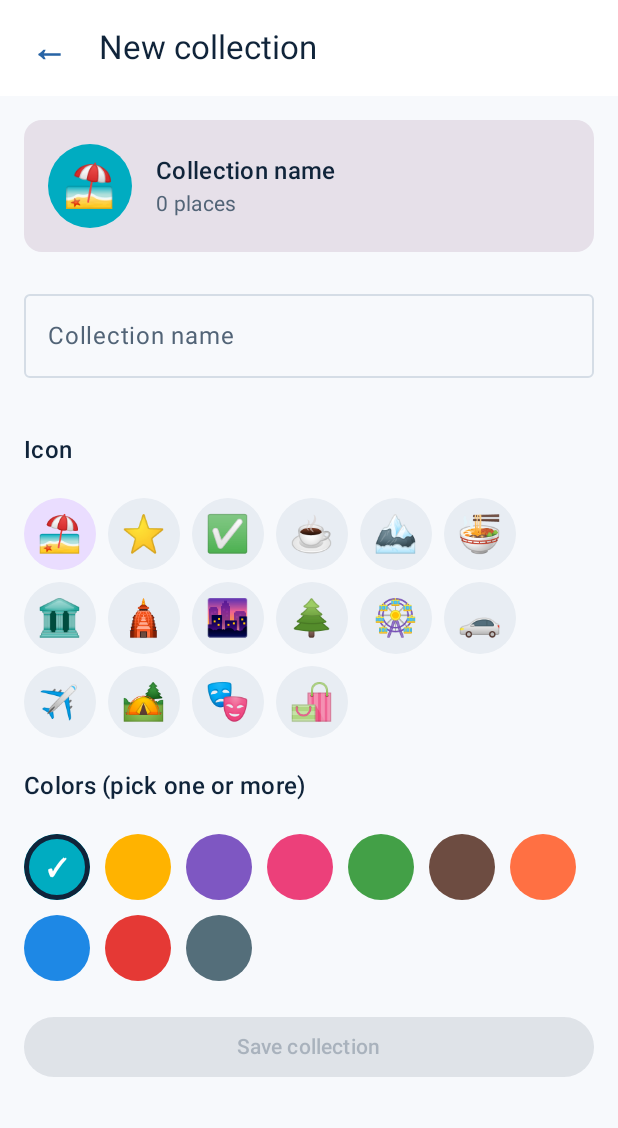
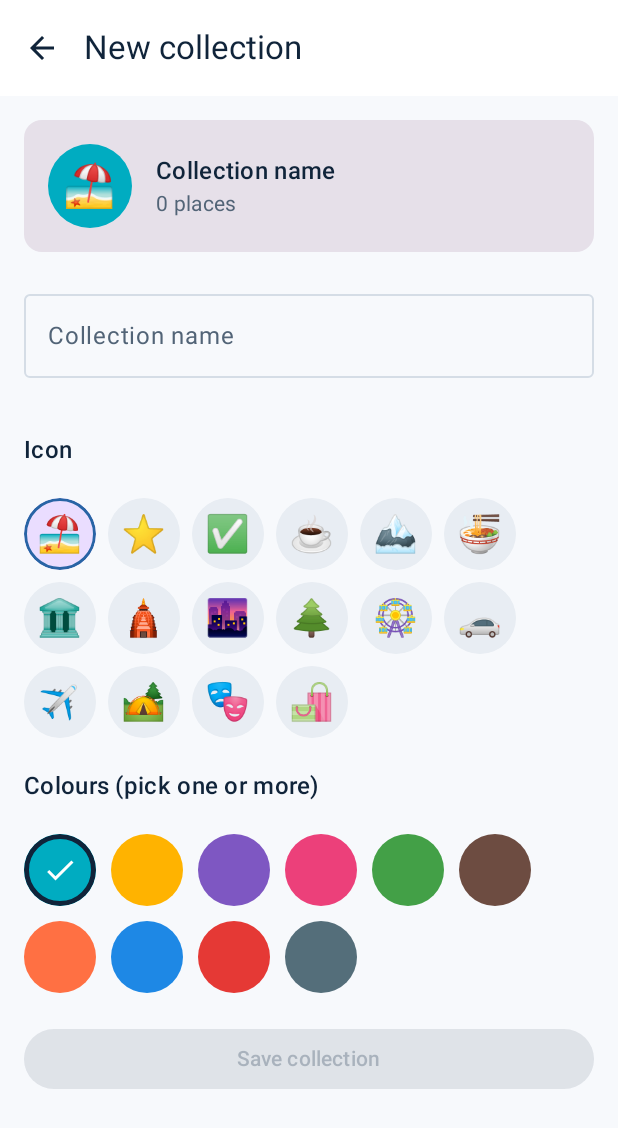
Before and after one commit to kotharibhavik03/Wanderlist, an Android app built with Jetpack Compose: the composable CreateCollectionScreen shown on its own in the app's theme, on a phone screen of 412 x 824 dp. Shown: the top 1128 px of the screen. Run offline under Robolectric (Android 15) with nearby library versions, the phone set to English and light mode, and no system bars.

Commit message:
feat: make Create Collection accessible and fix dark-mode background
- Icon picker is a radio group and colour picker a set of checkboxes,
  each with a spoken label (CollectionOption value + label).
- Back is an icon button; section titles are headings; 48dp targets.
- Selected-colour tick picks black or white by swatch luminance.
- Remove the Color.White background AppNavigation painted behind
  every screen, so dark mode uses the theme background.
- Rename CollecitonOptions.kt to CollectionOptions.kt.

Co-Authored-By: Claude Opus 5.5 <noreply@anthropic.com>

```diff
--- a/shared/src/commonMain/kotlin/com/rizz/wanderlist/navigation/AppNavigation.kt
+++ b/shared/src/commonMain/kotlin/com/rizz/wanderlist/navigation/AppNavigation.kt
@@ -1,7 +1,6 @@
 
 package com.rizz.wanderlist.navigation
 
-import androidx.compose.foundation.background
 import androidx.compose.foundation.layout.Box
 import androidx.compose.foundation.layout.consumeWindowInsets
 import androidx.compose.foundation.layout.fillMaxSize
@@ -20,7 +19,6 @@ import androidx.compose.material3.Text
 import androidx.compose.runtime.Composable
 import androidx.compose.ui.Alignment
 import androidx.compose.ui.Modifier
-import androidx.compose.ui.graphics.Color
 import androidx.lifecycle.viewmodel.navigation3.rememberViewModelStoreNavEntryDecorator
 import androidx.navigation3.runtime.NavKey
 import androidx.navigation3.runtime.entryProvider
@@ -141,9 +139,7 @@ fun AppNavigation(onSignOut: () -> Unit) {
                     )
                 }
             }
-        },
-        modifier = Modifier
-            .background(Color.White)
+        }
     ) { innerPadding ->
         NavDisplay(
             modifier = Modifier
--- a/shared/src/commonMain/kotlin/com/rizz/wanderlist/views/collection/CollecitonOptions.kt
+++ /dev/null
@@ -1,13 +0,0 @@
-package com.rizz.wanderlist.views.collection
-
-object CollectionOptions {
-    val icons = listOf(
-        "🏖️", "⭐", "✅", "☕", "🏔️", "🍜", "🏛️", "🛕",
-        "🌆", "🌲", "🎡", "🚗", "✈️", "🏕️", "🎭", "🛍️"
-    )
-
-    val colors = listOf<Long>(
-        0xFF00ACC1, 0xFFFFB300, 0xFF7E57C2, 0xFFEC407A, 0xFF43A047,
-        0xFF6D4C41, 0xFFFF7043, 0xFF1E88E5, 0xFFE53935, 0xFF546E7A
-    )
-}
--- /dev/null
+++ b/shared/src/commonMain/kotlin/com/rizz/wanderlist/views/collection/CollectionOptions.kt
@@ -0,0 +1,38 @@
+package com.rizz.wanderlist.views.collection
+
+/** One choice in the Create Collection pickers: the stored [value] and a [label] for screen readers. */
+data class CollectionOption<T>(val value: T, val label: String)
+
+object CollectionOptions {
+    val icons = listOf(
+        CollectionOption("🏖️", "Beach"),
+        CollectionOption("⭐", "Star"),
+        CollectionOption("✅", "Check mark"),
+        CollectionOption("☕", "Coffee"),
+        CollectionOption("🏔️", "Mountain"),
+        CollectionOption("🍜", "Food"),
+        CollectionOption("🏛️", "Museum"),
+        CollectionOption("🛕", "Temple"),
+        CollectionOption("🌆", "City"),
+        CollectionOption("🌲", "Forest"),
+        CollectionOption("🎡", "Fun fair"),
+        CollectionOption("🚗", "Road trip"),
+        CollectionOption("✈️", "Flight"),
+        CollectionOption("🏕️", "Camping"),
+        CollectionOption("🎭", "Theatre"),
+        CollectionOption("🛍️", "Shopping")
+    )
+
+    val colors = listOf<CollectionOption<Long>>(
+        CollectionOption(0xFF00ACC1, "Cyan"),
+        CollectionOption(0xFFFFB300, "Amber"),
+        CollectionOption(0xFF7E57C2, "Purple"),
+        CollectionOption(0xFFEC407A, "Pink"),
+        CollectionOption(0xFF43A047, "Green"),
+        CollectionOption(0xFF6D4C41, "Brown"),
+        CollectionOption(0xFFFF7043, "Orange"),
+        CollectionOption(0xFF1E88E5, "Blue"),
+        CollectionOption(0xFFE53935, "Red"),
+        CollectionOption(0xFF546E7A, "Blue grey")
+    )
+}
--- a/shared/src/commonMain/kotlin/com/rizz/wanderlist/views/collection/CreateCollectionScreen.kt
+++ b/shared/src/commonMain/kotlin/com/rizz/wanderlist/views/collection/CreateCollectionScreen.kt
@@ -2,18 +2,46 @@ package com.rizz.wanderlist.views.collection
 
 import androidx.compose.foundation.background
 import androidx.compose.foundation.border
-import androidx.compose.foundation.clickable
-import androidx.compose.foundation.layout.*
+import androidx.compose.foundation.layout.Arrangement
+import androidx.compose.foundation.layout.Box
+import androidx.compose.foundation.layout.Column
+import androidx.compose.foundation.layout.ExperimentalLayoutApi
+import androidx.compose.foundation.layout.FlowRow
+import androidx.compose.foundation.layout.fillMaxWidth
+import androidx.compose.foundation.layout.padding
+import androidx.compose.foundation.layout.size
 import androidx.compose.foundation.rememberScrollState
+import androidx.compose.foundation.selection.selectable
+import androidx.compose.foundation.selection.selectableGroup
+import androidx.compose.foundation.selection.toggleable
 import androidx.compose.foundation.shape.CircleShape
 import androidx.compose.foundation.verticalScroll
-import androidx.compose.material3.*
-import androidx.compose.runtime.*
+import androidx.compose.material.icons.Icons
+import androidx.compose.material.icons.automirrored.filled.ArrowBack
+import androidx.compose.material.icons.filled.Check
+import androidx.compose.material3.Button
+import androidx.compose.material3.ExperimentalMaterial3Api
+import androidx.compose.material3.Icon
+import androidx.compose.material3.IconButton
+import androidx.compose.material3.MaterialTheme
+import androidx.compose.material3.OutlinedTextField
+import androidx.compose.material3.Scaffold
+import androidx.compose.material3.Text
+import androidx.compose.material3.TopAppBar
+import androidx.compose.runtime.Composable
+import androidx.compose.runtime.LaunchedEffect
+import androidx.compose.runtime.getValue
+import androidx.compose.runtime.rememberUpdatedState
 import androidx.compose.ui.Alignment
 import androidx.compose.ui.Modifier
 import androidx.compose.ui.draw.clip
 import androidx.compose.ui.graphics.Color
-import androidx.compose.ui.text.font.FontWeight
+import androidx.compose.ui.graphics.luminance
+import androidx.compose.ui.semantics.Role
+import androidx.compose.ui.semantics.clearAndSetSemantics
+import androidx.compose.ui.semantics.contentDescription
+import androidx.compose.ui.semantics.heading
+import androidx.compose.ui.semantics.semantics
 import androidx.compose.ui.unit.dp
 import androidx.compose.ui.unit.sp
 import androidx.lifecycle.compose.collectAsStateWithLifecycle
@@ -49,7 +77,7 @@ fun CreateCollectionRoute(
     )
 }
 
-@OptIn(ExperimentalMaterial3Api::class, ExperimentalLayoutApi::class)
+@OptIn(ExperimentalMaterial3Api::class)
 @Composable
 fun CreateCollectionScreen(
     uiState: CreateCollectionUiState,
@@ -64,7 +92,9 @@ fun CreateCollectionScreen(
             TopAppBar(
                 title = { Text("New collection") },
                 navigationIcon = {
-                    TextButton(onClick = onBack) { Text("←", fontSize = 24.sp, fontWeight = FontWeight.Bold) }
+                    IconButton(onClick = onBack) {
+                        Icon(Icons.AutoMirrored.Filled.ArrowBack, contentDescription = "Back")
+                    }
                 }
             )
         }
@@ -96,55 +126,11 @@ fun CreateCollectionScreen(
                 modifier = Modifier.fillMaxWidth()
             )
 
-            Text("Icon", style = MaterialTheme.typography.titleMedium)
-            FlowRow(
-                horizontalArrangement = Arrangement.spacedBy(8.dp),
-                verticalArrangement = Arrangement.spacedBy(8.dp)
-            ) {
-                CollectionOptions.icons.forEach { icon ->
-                    val isSelected = icon == uiState.icon
-                    Box(
-                        modifier = Modifier
-                            .size(48.dp)
-                            .clip(CircleShape)
-                            .background(
-                                if (isSelected) MaterialTheme.colorScheme.primaryContainer
-                                else MaterialTheme.colorScheme.surfaceVariant
-                            )
-                            .clickable { onIconSelected(icon) },
-                        contentAlignment = Alignment.Center
-                    ) {
-                        Text(icon, fontSize = 24.sp)
-                    }
-                }
-            }
+            SectionTitle("Icon")
+            IconPicker(selected = uiState.icon, onSelect = onIconSelected)
 
-            Text("Colors (pick one or more)", style = MaterialTheme.typography.titleMedium)
-            FlowRow(
-                horizontalArrangement = Arrangement.spacedBy(10.dp),
-                verticalArrangement = Arrangement.spacedBy(10.dp)
-            ) {
-                CollectionOptions.colors.forEach { colorValue ->
-                    val isSelected = colorValue in uiState.colors
-                    Box(
-                        modifier = Modifier
-                            .size(44.dp)
-                            .clip(CircleShape)
-                            .background(Color(colorValue))
-                            .then(
-                                if (isSelected)
-                                    Modifier.border(3.dp, MaterialTheme.colorScheme.onSurface, CircleShape)
-                                else Modifier
-                            )
-                            .clickable { onColorToggled(colorValue) },
-                        contentAlignment = Alignment.Center
-                    ) {
-                        if (isSelected) {
-                            Text("✓", color = Color.White, fontWeight = FontWeight.Bold)
-                        }
-                    }
-                }
-            }
+            SectionTitle("Colours (pick one or more)")
+            ColorPicker(selected = uiState.colors, onToggle = onColorToggled)
 
             Button(
                 onClick = onSaveClick,
@@ -157,9 +143,100 @@ fun CreateCollectionScreen(
     }
 }
 
+@Composable
+private fun SectionTitle(text: String) {
+    Text(
+        text,
+        style = MaterialTheme.typography.titleMedium,
+        modifier = Modifier.semantics { heading() }
+    )
+}
+
+/** Single choice, so each option is a radio button to screen readers. */
+@OptIn(ExperimentalLayoutApi::class)
+@Composable
+private fun IconPicker(selected: String, onSelect: (String) -> Unit) {
+    FlowRow(
+        modifier = Modifier.selectableGroup(),
+        horizontalArrangement = Arrangement.spacedBy(8.dp),
+        verticalArrangement = Arrangement.spacedBy(8.dp)
+    ) {
+        CollectionOptions.icons.forEach { option ->
+            val isSelected = option.value == selected
+            Box(
+                modifier = Modifier
+                    .size(48.dp)
+                    .clip(CircleShape)
+                    .background(
+                        if (isSelected) MaterialTheme.colorScheme.primaryContainer
+                        else MaterialTheme.colorScheme.surfaceVariant
+                    )
+                    .then(
+                        if (isSelected) Modifier.border(2.dp, MaterialTheme.colorScheme.primary, CircleShape)
+                        else Modifier
+                    )
+                    .selectable(
+                        selected = isSelected,
+                        onClick = { onSelect(option.value) },
+                        role = Role.RadioButton
+                    )
+                    .semantics { contentDescription = option.label },
+                contentAlignment = Alignment.Center
+            ) {
+                // The label above is read instead of the raw emoji.
+                Text(option.value, fontSize = 24.sp, modifier = Modifier.clearAndSetSemantics { })
+            }
+        }
+    }
+}
+
+/** Multiple choice, so each swatch is a checkbox to screen readers. */
+@OptIn(ExperimentalLayoutApi::class)
+@Composable
+private fun ColorPicker(selected: List<Long>, onToggle: (Long) -> Unit) {
+    FlowRow(
+        horizontalArrangement = Arrangement.spacedBy(10.dp),
+        verticalArrangement = Arrangement.spacedBy(10.dp)
+    ) {
+        CollectionOptions.colors.forEach { option ->
+            val swatch = Color(option.value)
+            val isSelected = option.value in selected
+            Box(
+                modifier = Modifier
+                    .size(48.dp)
+                    .clip(CircleShape)
+                    .background(swatch)
+                    .then(
+                        if (isSelected) Modifier.border(3.dp, MaterialTheme.colorScheme.onSurface, CircleShape)
+                        else Modifier
+                    )
+                    .toggleable(
+                        value = isSelected,
+                        onValueChange = { onToggle(option.value) },
+                        role = Role.Checkbox
+                    )
+                    .semantics { contentDescription = option.label },
+                contentAlignment = Alignment.Center
+            ) {
+                if (isSelected) {
+                    Icon(
+                        Icons.Default.Check,
+                        contentDescription = null, // the checkbox state is already announced
+                        tint = contrastingTint(swatch)
+                    )
+                }
+            }
+        }
+    }
+}
+
+/** Black on light swatches (amber), white on dark ones (blue), so the tick is always visible. */
+private fun contrastingTint(background: Color): Color =
+    if (background.luminance() > 0.5f) Color.Black else Color.White
+
 private fun CollectionError.toMessage(): String = when (this) {
     CollectionError.NameBlank -> "Please enter a name"
     CollectionError.NameTooLong ->
         "Use ${CreateCollectionUseCase.MAX_NAME_LENGTH} characters or fewer"
-    CollectionError.NoColor -> "Pick at least one color"
+    CollectionError.NoColor -> "Pick at least one colour"
 }
--- a/shared/src/commonMain/kotlin/com/rizz/wanderlist/views/collection/CreateCollectionViewModel.kt
+++ b/shared/src/commonMain/kotlin/com/rizz/wanderlist/views/collection/CreateCollectionViewModel.kt
@@ -16,8 +16,8 @@ import kotlinx.coroutines.launch
 
 data class CreateCollectionUiState(
     val name: String = "",
-    val icon: String = CollectionOptions.icons.first(),
-    val colors: List<Long> = listOf(CollectionOptions.colors.first()),
+    val icon: String = CollectionOptions.icons.first().value,
+    val colors: List<Long> = listOf(CollectionOptions.colors.first().value),
     val error: CollectionError? = null,
     val isSaving: Boolean = false
 ) {
```
Also changed, not shown: 1 other file.
